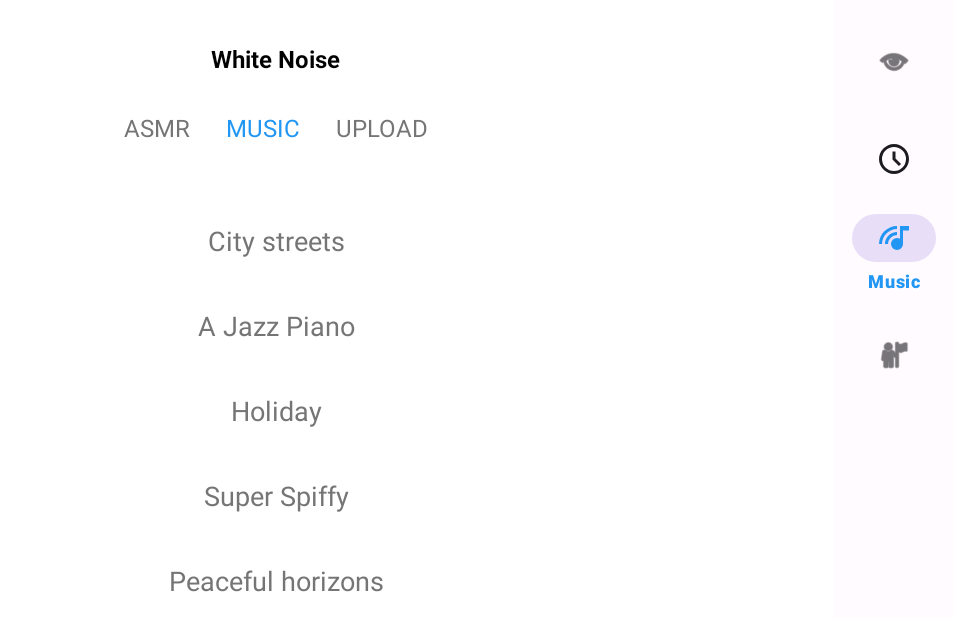
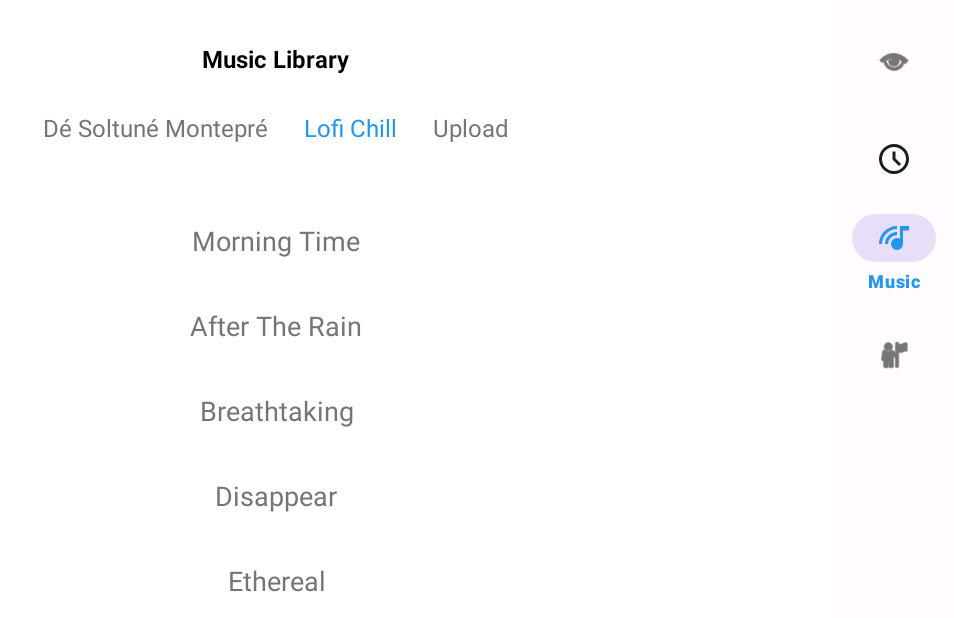
Before and after one commit to khaphong229/timer-study-app, an Android app: the SoundFragment screen opened through its navigation route, on a phone screen of 824 x 412 dp (held sideways). Shown: the whole screen, without its empty margins (282-1236 px from the left). Run offline under Robolectric (Android 15) with nearby library versions, the phone set to English and light mode, and no system bars; our stand-ins replace CircleImageView, navigation-ui.

Commit message:
feat: update sound list with new tracks and adjust display labels in SoundFragment

```diff
--- a/app/src/main/java/com/example/timerstudy/presenter/SoundPresenter.java
+++ b/app/src/main/java/com/example/timerstudy/presenter/SoundPresenter.java
@@ -42,18 +42,23 @@ public class SoundPresenter {
     }
 
     private void initializeSounds() {
-        soundItems.add(new SoundItem("City streets", R.raw.test, false, 0.5f));
-        soundItems.add(new SoundItem("A Jazz Piano", R.raw.test, false, 0.5f));
-        soundItems.add(new SoundItem("Holiday", R.raw.test, false, 0.5f));
-        soundItems.add(new SoundItem("Super Spiffy", R.raw.test, false, 0.5f));
-        soundItems.add(new SoundItem("Peaceful horizons", R.raw.test, false, 0.5f));
-        soundItems.add(new SoundItem("Miss you", R.raw.test, false, 0.5f));
+        soundItems.add(new SoundItem("Morning Time", R.raw.morning_time, false, 0.5f));
+        soundItems.add(new SoundItem("After The Rain", R.raw.after_the_rain, false, 0.5f));
+        soundItems.add(new SoundItem("Breathtaking", R.raw.breaktaking, false, 0.5f));
+        soundItems.add(new SoundItem("Disappear", R.raw.disappear, false, 0.5f));
+        soundItems.add(new SoundItem("Ethereal", R.raw.ethereal, false, 0.5f));
+        soundItems.add(new SoundItem("Goodnight", R.raw.goodnight, false, 0.5f));
+        soundItems.add(new SoundItem("Im Fine", R.raw.im_fine, false, 0.5f));
+        soundItems.add(new SoundItem("Moonlight Drive", R.raw.moonlight_drive, false, 0.5f));
+        soundItems.add(new SoundItem("No Words", R.raw.no_words, false, 0.5f));
+        soundItems.add(new SoundItem("Viewfinder", R.raw.viewfinder, false, 0.5f));
 
-        soundItems.add(new SoundItem("Library", R.raw.test, false, 0.5f));
-        soundItems.add(new SoundItem("Night", R.raw.test, false, 0.5f));
-        soundItems.add(new SoundItem("Rain", R.raw.test, false, 0.5f));
-        soundItems.add(new SoundItem("Train", R.raw.test, false, 0.5f));
-        soundItems.add(new SoundItem("Storm", R.raw.test, false, 0.5f));
+        soundItems.add(new SoundItem("Am Tham Ben Em", R.raw.am_tham_ben_em, false, 0.5f));
+        soundItems.add(new SoundItem("Buong Doi Tay Nhau Ra", R.raw.buong_doi_tay_nhau_ra, false, 0.5f));
+        soundItems.add(new SoundItem("Chung Ta Cua Hien Tai", R.raw.chung_ta_cua_hien_tai, false, 0.5f));
+        soundItems.add(new SoundItem("Chung Ta Khong Thuoc Ve Nhau", R.raw.chung_ta_khong_thuoc_ve_nhau, false, 0.5f));
+        soundItems.add(new SoundItem("Lac Troi", R.raw.lac_troi, false, 0.5f));
+        soundItems.add(new SoundItem("Noi Nay Co Anh", R.raw.noi_nay_co_anh, false, 0.5f));
 
         view.updateSoundList(soundItems);
     }
--- a/app/src/main/java/com/example/timerstudy/view/fragments/SoundFragment.java
+++ b/app/src/main/java/com/example/timerstudy/view/fragments/SoundFragment.java
@@ -329,9 +329,9 @@ public class SoundFragment extends Fragment implements SoundPresenter.SoundView
 
     @Override
     public void updateSoundList(List<SoundItem> sounds) {
-        List<SoundItem> musicSounds = sounds.subList(0, Math.min(6, sounds.size()));
-        List<SoundItem> whiteNoiseSounds = sounds.size() > 6 ?
-            sounds.subList(6, sounds.size()) :
+        List<SoundItem> musicSounds = sounds.subList(0, Math.min(10, sounds.size()));
+        List<SoundItem> whiteNoiseSounds = sounds.size() > 10 ?
+            sounds.subList(10, sounds.size()) :
             sounds.subList(0, 0);
 
         musicAdapter.updateSounds(musicSounds);
--- a/app/src/main/res/layout/fragment_sound.xml
+++ b/app/src/main/res/layout/fragment_sound.xml
@@ -9,7 +9,7 @@
     <TextView
             android:layout_width="wrap_content"
             android:layout_height="wrap_content"
-            android:text="White Noise"
+            android:text="Music Library"
             android:textColor="@color/black"
             android:textSize="16sp"
             android:textStyle="bold"
@@ -27,7 +27,7 @@
                 android:id="@+id/asmrTab"
                 android:layout_width="wrap_content"
                 android:layout_height="wrap_content"
-                android:text="ASMR"
+                android:text="Dé Soltuné Montepré"
                 android:textSize="16sp"
                 android:textColor="@color/blue_accent"
                 android:padding="12dp" />
@@ -36,7 +36,7 @@
                 android:id="@+id/musicTab"
                 android:layout_width="wrap_content"
                 android:layout_height="wrap_content"
-                android:text="MUSIC"
+                android:text="Lofi Chill"
                 android:textSize="16sp"
                 android:textColor="@color/gray_text"
                 android:padding="12dp" />
@@ -45,7 +45,7 @@
                 android:id="@+id/uploadTab"
                 android:layout_width="wrap_content"
                 android:layout_height="wrap_content"
-                android:text="UPLOAD"
+                android:text="Upload"
                 android:textSize="16sp"
                 android:textColor="@color/gray_text"
                 android:padding="12dp" />
```
Also changed, not shown: 16 other files.
